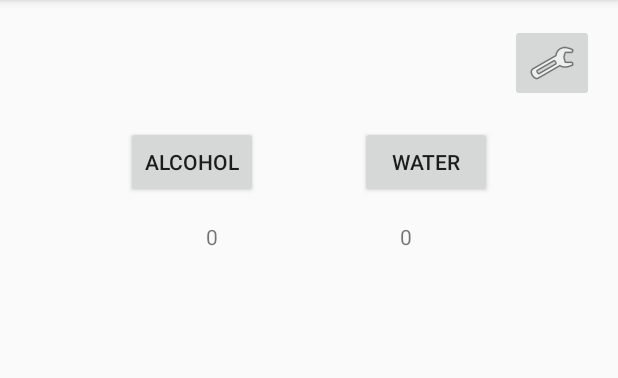
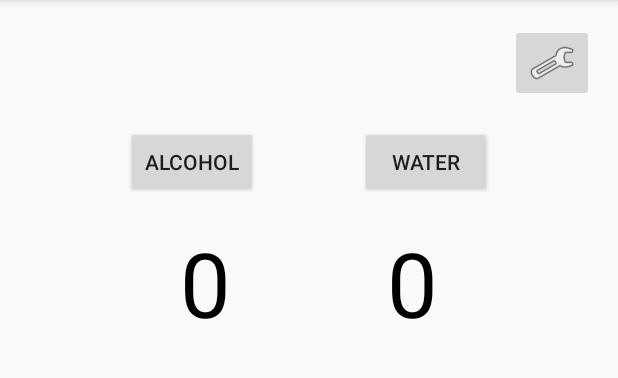
Before and after one commit to AndrewHess/Hacktech2019, an Android app: the MainActivity screen opened directly, with no data from a screen before it, on a phone screen of 412 x 824 dp, the part 84-462 px from its top. Run offline under Robolectric (Android 15) with nearby library versions, the phone set to English and light mode, and no system bars.

Commit message:
"Made the drink counters larger."

```diff
--- a/app/src/main/res/layout/activity_main.xml
+++ b/app/src/main/res/layout/activity_main.xml
@@ -54,6 +54,8 @@
         android:layout_marginLeft="16dp"
         android:layout_marginTop="16dp"
         android:text="@string/drink_counter"
+        android:textColor="@color/drink_counter_color"
+        android:textSize="@dimen/drink_counter_size"
         app:layout_constraintEnd_toStartOf="@+id/water_counter"
         app:layout_constraintHorizontal_bias="0.5"
         app:layout_constraintStart_toStartOf="parent"
@@ -67,6 +69,8 @@
         android:layout_marginEnd="16dp"
         android:layout_marginRight="16dp"
         android:text="@string/drink_counter"
+        android:textColor="@color/drink_counter_color"
+        android:textSize="@dimen/drink_counter_size"
         app:layout_constraintEnd_toEndOf="parent"
         app:layout_constraintHorizontal_bias="0.5"
         app:layout_constraintStart_toEndOf="@+id/alcohol_counter"
--- a/app/src/main/res/values/colors.xml
+++ b/app/src/main/res/values/colors.xml
@@ -3,4 +3,5 @@
     <color name="colorPrimary">#008577</color>
     <color name="colorPrimaryDark">#00574B</color>
     <color name="colorAccent">#D81B60</color>
+    <color name="drink_counter_color">#000000</color>
 </resources>
--- a/app/src/main/res/values/dimens.xml
+++ b/app/src/main/res/values/dimens.xml
@@ -1,4 +1,5 @@
 <?xml version="1.0" encoding="utf-8"?>
 <resources>
     <dimen name="scroll_height">500dp</dimen>
+    <dimen name="drink_counter_size">60dp</dimen>
 </resources>
```
